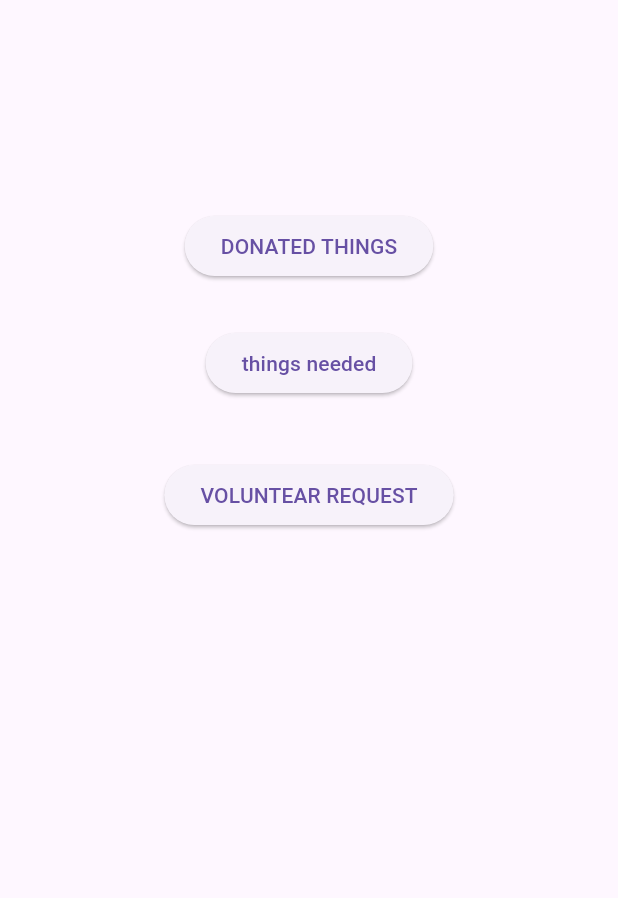
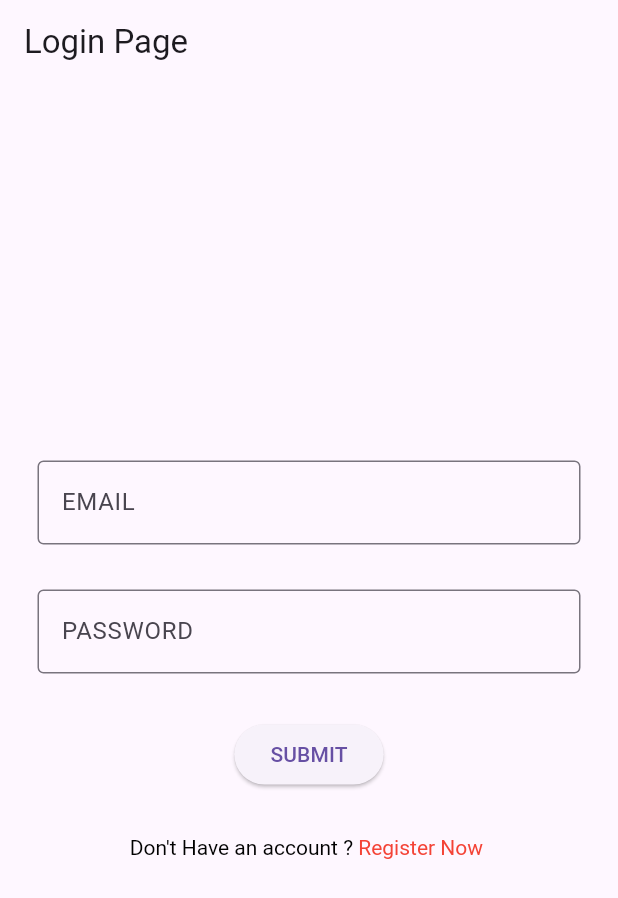
Before and after one commit to RishabhKumarSingh-73/admin_dashboard, a Flutter app: the screen it shows after launch, on a phone screen of 412 x 824 dp. Shown: the top 898 px of the screen. Run offline on Flutter 3.47's test engine with Material 3 defaults, Android fonts, the phone set to English and light mode, and no system bars; our stand-ins replace cloud_firestore, firebase_auth, firebase_core, google_fonts, intl_phone_field; accounts and stored records are empty.

Commit message:
Commit after adding homePage

```diff
--- /dev/null
+++ b/ngo_admin/lib/authenticationScreen/loginScreen.dart
@@ -0,0 +1,116 @@
+import 'package:flutter/gestures.dart';
+import 'package:flutter/material.dart';
+import 'package:google_fonts/google_fonts.dart';
+import 'package:ngo_admin/authenticationScreen/registerPage.dart';
+
+
+
+class LoginPage extends StatefulWidget {
+  const LoginPage({super.key});
+
+  @override
+  State<LoginPage> createState() => _LoginPageState();
+}
+
+class _LoginPageState extends State<LoginPage> {
+
+
+  final TextEditingController emailId=TextEditingController();
+  final TextEditingController password=TextEditingController();
+  final _formKey=GlobalKey<FormState>();
+
+  @override
+  Widget build(BuildContext context) {
+
+    var width=MediaQuery.of(context).size.width;
+    var height=MediaQuery.of(context).size.height;
+
+
+    return Scaffold(
+
+      appBar: AppBar(
+        title: Text("Login Page"),
+      ),
+
+
+      body: SingleChildScrollView(
+        child: Form(
+          key: _formKey,
+          child: Container(
+            margin: EdgeInsets.all(25),
+            child: Column(
+              children: [
+                Container(
+                  width: double.infinity,
+                  height: height/4,
+                ),
+                SizedBox(height: 20,),
+
+
+                TextFormField(
+                  controller: emailId,
+                  decoration: InputDecoration(
+                    border: OutlineInputBorder(),
+                    hintText: "EMAIL ID",
+                    labelText: "EMAIL"
+
+                  ),
+                  validator: (val){
+                    if(val!.isEmpty|| val==null)
+                      {
+                        return "PLEASE FILL THIS FIELD";
+                      }
+                  },
+
+                ),
+                SizedBox(height: 30,),
+                TextFormField(
+                  controller: password,
+                  decoration: InputDecoration(
+                      border: OutlineInputBorder(),
+                      hintText: "PASSWORD",
+                      labelText: "PASSWORD"
+
+                  ),
+                  validator: (val){
+                    if(val!.isEmpty|| val==null)
+                    {
+                      return "PLEASE FILL THIS FIELD";
+                    }
+                  },
+
+                ),
+                SizedBox(height: 30,),
+
+
+                ElevatedButton(onPressed: (){}, child: Text("SUBMIT")),
+
+
+                SizedBox(height: 30,),
+
+
+                RichText(text: TextSpan(text: "Don't Have an account ?" ,style: GoogleFonts.aBeeZee(color: Colors.black),
+                children: [
+                  TextSpan(text: " Register Now ",style: GoogleFonts.aBeeZee(color: Colors.red),recognizer: TapGestureRecognizer()..onTap=(){
+
+                    print("Navigated to  Register Page");
+                    Navigator.push(context, MaterialPageRoute(builder: (ctx)=>RegisterPage()));
+
+                  })
+                ]
+
+
+                ))
+
+
+
+
+              ],
+            ),
+          ),
+        ),
+      ),
+
+    );
+  }
+}
--- a/ngo_admin/lib/main.dart
+++ b/ngo_admin/lib/main.dart
@@ -1,69 +1,71 @@
+
+import 'dart:async';
+
+import 'package:firebase_auth/firebase_auth.dart';
 import 'package:firebase_core/firebase_core.dart';
 import 'package:flutter/material.dart';
-import 'package:ngo_admin/donated_things.dart';
-import 'package:ngo_admin/volunter_req.dart';
+import 'package:google_fonts/google_fonts.dart';
+import 'package:ngo_admin/HomePage.dart';
+import 'package:ngo_admin/firebase_options.dart';
 
-Future<void> main() async {
-  WidgetsFlutterBinding.ensureInitialized();
-  await Firebase.initializeApp(); // this is initializing firebase
-  runApp(MYAPP());
+import 'authenticationScreen/loginScreen.dart';
+
+
+
+
+Future<void> main() async
+{
+   WidgetsFlutterBinding.ensureInitialized();
+   await Firebase.initializeApp(
+     options: DefaultFirebaseOptions.currentPlatform
+   );
+   runApp(Admin());
 }
 
-class MYAPP extends StatelessWidget {
-  const MYAPP({super.key});
+
+class Admin extends StatelessWidget {
+  const Admin({super.key});
 
   @override
   Widget build(BuildContext context) {
     return MaterialApp(
-      debugShowCheckedModeBanner: false,
-      home: MyApp(),
+      home: Front(),
     );
   }
 }
 
-class MyApp extends StatelessWidget {
-  const MyApp({super.key});
+
+class Front extends StatefulWidget {
+  const Front({super.key});
+
+  @override
+  State<Front> createState() => _FrontState();
+}
+
+class _FrontState extends State<Front> {
+
+  @override
+  void initState() {
+    // TODO: implement initState
+    super.initState();
+
+    Timer(Duration(seconds: 2),(){
+
+       Navigator.pushReplacement(context, MaterialPageRoute(builder: (context)=>(FirebaseAuth.instance.currentUser==null)?LoginPage():Homepage()));
+
+    });
+
+
+  }
 
   @override
   Widget build(BuildContext context) {
-    return MaterialApp(
-      debugShowCheckedModeBanner: false,
-      home: Scaffold(
-        body: Center(
-          child: Column(
-            children: [
-              SizedBox(
-                height: 140,
-              ),
-              ElevatedButton(
-                  onPressed: () {
-                    Navigator.push(
-                        context,
-                        MaterialPageRoute(
-                            builder: (context) => Donated_page()));
-                  },
-                  child: Text('DONATED THINGS')),
-              SizedBox(
-                height: 30,
-              ),
-              ElevatedButton(
-                  onPressed: () {
-                    Navigator.push(context,
-                        MaterialPageRoute(builder: (context) => maill()));
-                  },
-                  child: Text('things needed')),
-              SizedBox(
-                height: 40,
-              ),
-              ElevatedButton(
-                  onPressed: () {
-                    Navigator.push(context,
-                        MaterialPageRoute(builder: (context) => maill()));
-                  },
-                  child: Text('VOLUNTEAR REQUEST'))
-            ],
-          ),
-        ),
+    return Scaffold(
+
+      body: Center(
+        child: Text("ADMIN NGO",style: GoogleFonts.aBeeZee(
+          fontSize: 30
+        ),),
       ),
     );
   }
--- a/ngo_admin/pubspec.yaml
+++ b/ngo_admin/pubspec.yaml
@@ -39,6 +39,8 @@ dependencies:
   cloud_firestore: ^5.3.0
   url_launcher: ^6.3.0
   firebase_auth: ^5.2.0
+  google_fonts: ^6.2.1
+  intl_phone_field: ^3.2.0
 
 dev_dependencies:
   flutter_test:
```
Also changed, not shown: ngo_admin/lib/HomePage.dart (added, +21 -0 lines), ngo_admin/lib/authenticationScreen/registerPage.dart (added, +153 -0 lines), ngo_admin/lib/authfunctions/authfunction.dart (added, +45 -0 lines), ngo_admin/pubspec.lock, 1 other file.
